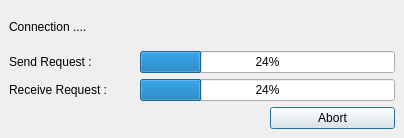
Old version of the form ui/servicesconnection.ui in the repository phoenix741/xinx.
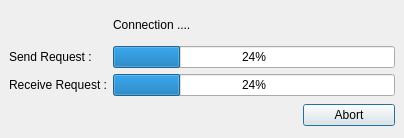
New version of the form. Icons and pictures are not drawn.

Diff of the .ui file:
```diff
--- a/ui/servicesconnection.ui
+++ b/ui/servicesconnection.ui
@@ -19,43 +19,50 @@
    <property name="spacing" >
     <number>6</number>
    </property>
-   <item row="1" column="0" >
-    <widget class="QLabel" name="m_labelConnection" >
+   <item row="0" column="0" >
+    <widget class="QLabel" name="m_iconState" >
      <property name="text" >
-      <string>Send Request :</string>
+      <string/>
+     </property>
+     <property name="pixmap" >
+      <pixmap resource="../images/application.qrc" >:/network_disconnected_lan.png</pixmap>
      </property>
     </widget>
    </item>
-   <item row="3" column="0" colspan="2" >
+   <item row="3" column="0" colspan="3" >
     <spacer>
      <property name="orientation" >
       <enum>Qt::Horizontal</enum>
      </property>
      <property name="sizeHint" >
       <size>
-       <width>40</width>
-       <height>20</height>
+       <width>255</width>
+       <height>27</height>
       </size>
      </property>
     </spacer>
    </item>
-   <item row="1" column="1" colspan="2" >
-    <widget class="QProgressBar" name="m_sendProgressBar" >
-     <property name="value" >
-      <number>24</number>
-     </property>
-     <property name="orientation" >
-      <enum>Qt::Horizontal</enum>
+   <item row="0" column="1" colspan="3" >
+    <widget class="QLabel" name="m_labelState" >
+     <property name="text" >
+      <string>Connection ....</string>
      </property>
     </widget>
    </item>
-   <item row="3" column="2" >
+   <item row="3" column="3" >
     <widget class="QPushButton" name="m_abortPushButton" >
      <property name="text" >
       <string>Abort</string>
      </property>
     </widget>
    </item>
+   <item row="1" column="0" >
+    <widget class="QLabel" name="m_labelConnection" >
+     <property name="text" >
+      <string>Send Request :</string>
+     </property>
+    </widget>
+   </item>
    <item row="2" column="0" >
     <widget class="QLabel" name="label" >
      <property name="text" >
@@ -63,7 +70,17 @@
      </property>
     </widget>
    </item>
-   <item row="2" column="1" colspan="2" >
+   <item row="1" column="1" colspan="3" >
+    <widget class="QProgressBar" name="m_sendProgressBar" >
+     <property name="value" >
+      <number>24</number>
+     </property>
+     <property name="orientation" >
+      <enum>Qt::Horizontal</enum>
+     </property>
+    </widget>
+   </item>
+   <item row="2" column="1" colspan="3" >
     <widget class="QProgressBar" name="m_recieveProgressBar" >
      <property name="value" >
       <number>24</number>
@@ -73,13 +90,6 @@
      </property>
     </widget>
    </item>
-   <item row="0" column="0" colspan="3" >
-    <widget class="QLabel" name="m_labelState" >
-     <property name="text" >
-      <string>Connection ....</string>
-     </property>
-    </widget>
-   </item>
   </layout>
  </widget>
  <resources/>
```
Left out of the diff: 4 changed lines with no effect on the pictures.
